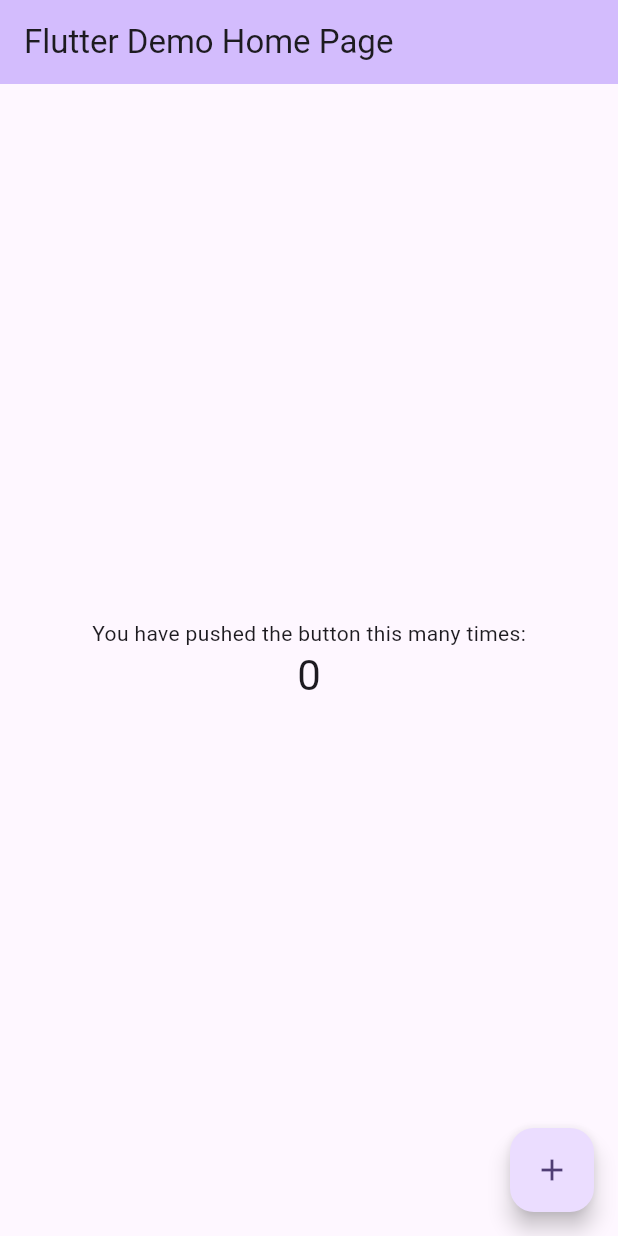
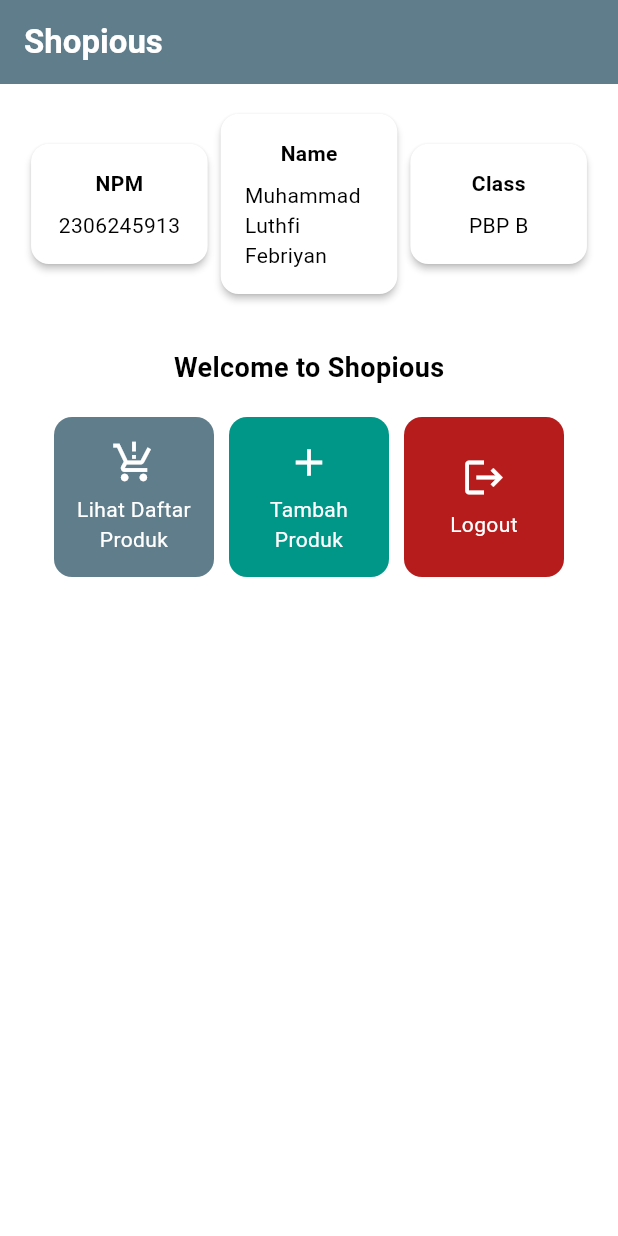
Before and after one commit to lutpiieee/shopious_mobile, a Flutter app: the screen it shows after launch, on a phone screen of 412 x 824 dp. Run offline on Flutter 3.47's test engine with Material 3 defaults, Android fonts, the light colour scheme and no system bars.

Commit message:
menyelesaikan tugas code 7

```diff
--- a/lib/main.dart
+++ b/lib/main.dart
@@ -1,4 +1,5 @@
 import 'package:flutter/material.dart';
+import 'package:shopious_mobile/menu.dart';
 
 void main() {
   runApp(const MyApp());
@@ -28,98 +29,12 @@
         //
         // This works for code too, not just values: Most code changes can be
         // tested with just a hot reload.
-        colorScheme: ColorScheme.fromSeed(seedColor: Colors.deepPurple),
+        colorScheme: ColorScheme.fromSwatch(
+        primarySwatch: Colors.blueGrey,
+        ).copyWith(secondary: Colors.blueGrey[400]),
         useMaterial3: true,
       ),
-      home: const MyHomePage(title: 'Flutter Demo Home Page'),
+      home: MyHomePage(),
     );
   }
 }
-
-class MyHomePage extends StatefulWidget {
-  const MyHomePage({super.key, required this.title});
-
-  // This widget is the home page of your application. It is stateful, meaning
-  // that it has a State object (defined below) that contains fields that affect
-  // how it looks.
-
-  // This class is the configuration for the state. It holds the values (in this
-  // case the title) provided by the parent (in this case the App widget) and
-  // used by the build method of the State. Fields in a Widget subclass are
-  // always marked "final".
-
-  final String title;
-
-  @override
-  State<MyHomePage> createState() => _MyHomePageState();
-}
-
-class _MyHomePageState extends State<MyHomePage> {
-  int _counter = 0;
-
-  void _incrementCounter() {
-    setState(() {
-      // This call to setState tells the Flutter framework that something has
-      // changed in this State, which causes it to rerun the build method below
-      // so that the display can reflect the updated values. If we changed
-      // _counter without calling setState(), then the build method would not be
-      // called again, and so nothing would appear to happen.
-      _counter++;
-    });
-  }
-
-  @override
-  Widget build(BuildContext context) {
-    // This method is rerun every time setState is called, for instance as done
-    // by the _incrementCounter method above.
-    //
-    // The Flutter framework has been optimized to make rerunning build methods
-    // fast, so that you can just rebuild anything that needs updating rather
-    // than having to individually change instances of widgets.
-    return Scaffold(
-      appBar: AppBar(
-        // TRY THIS: Try changing the color here to a specific color (to
-        // Colors.amber, perhaps?) and trigger a hot reload to see the AppBar
-        // change color while the other colors stay the same.
-        backgroundColor: Theme.of(context).colorScheme.inversePrimary,
-        // Here we take the value from the MyHomePage object that was created by
-        // the App.build method, and use it to set our appbar title.
-        title: Text(widget.title),
-      ),
-      body: Center(
-        // Center is a layout widget. It takes a single child and positions it
-        // in the middle of the parent.
-        child: Column(
-          // Column is also a layout widget. It takes a list of children and
-          // arranges them vertically. By default, it sizes itself to fit its
-          // children horizontally, and tries to be as tall as its parent.
-          //
-          // Column has various properties to control how it sizes itself and
-          // how it positions its children. Here we use mainAxisAlignment to
-          // center the children vertically; the main axis here is the vertical
-          // axis because Columns are vertical (the cross axis would be
-          // horizontal).
-          //
-          // TRY THIS: Invoke "debug painting" (choose the "Toggle Debug Paint"
-          // action in the IDE, or press "p" in the console), to see the
-          // wireframe for each widget.
-          mainAxisAlignment: MainAxisAlignment.center,
-          children: <Widget>[
-            const Text(
-              'You have pushed the button this many times:',
-            ),
-            Text(
-              '$_counter',
-              style: Theme.of(context).textTheme.headlineMedium,
-            ),
-          ],
-        ),
-      ),
-      floatingActionButton: FloatingActionButton(
-        onPressed: _incrementCounter,
-        tooltip: 'Increment',
-        child: const Icon(Icons.add),
-      ), // This trailing comma makes auto-formatting nicer for build methods.
-    );
-  }
-}
--- /dev/null
+++ b/lib/menu.dart
@@ -0,0 +1,201 @@
+import 'package:flutter/material.dart';
+
+class MyHomePage extends StatelessWidget {
+  final String npm = '2306245913'; // NPM
+  final String name = 'Muhammad Luthfi Febriyan'; // Nama
+  final String className = 'PBP B'; // Kelas
+
+  final List<ItemHomepage> items = [
+    ItemHomepage("Lihat Daftar Produk", Icons.production_quantity_limits_sharp),
+    ItemHomepage("Tambah Produk", Icons.add),
+    ItemHomepage("Logout", Icons.logout),
+  ];
+
+  MyHomePage({super.key});
+  @override
+  Widget build(BuildContext context) {
+    // Scaffold menyediakan struktur dasar halaman dengan AppBar dan body.
+    return Scaffold(
+      // AppBar adalah bagian atas halaman yang menampilkan judul.
+      appBar: AppBar(
+        // Judul aplikasi "Shopious" dengan teks putih dan tebal.
+        title: const Text(
+          'Shopious',
+          style: TextStyle(
+            color: Colors.white,
+            fontWeight: FontWeight.bold,
+          ),
+        ),
+        // Warna latar belakang AppBar diambil dari skema warna tema aplikasi.
+        backgroundColor: Theme.of(context).colorScheme.primary,
+      ),
+      // Body halaman dengan padding di sekelilingnya.
+      body: Padding(
+        padding: const EdgeInsets.all(16.0),
+        // Menyusun widget secara vertikal dalam sebuah kolom.
+        child: Column(
+          crossAxisAlignment: CrossAxisAlignment.center,
+          children: [
+            // Row untuk menampilkan 3 InfoCard secara horizontal.
+            Row(
+              mainAxisAlignment: MainAxisAlignment.spaceEvenly,
+              children: [
+                InfoCard(title: 'NPM', content: npm),
+                InfoCard(title: 'Name', content: name),
+                InfoCard(title: 'Class', content: className),
+              ],
+            ),
+
+            // Memberikan jarak vertikal 16 unit.
+            const SizedBox(height: 16.0),
+
+            // Menempatkan widget berikutnya di tengah halaman.
+            Center(
+              child: Column(
+                // Menyusun teks dan grid item secara vertikal.
+
+                children: [
+                  // Menampilkan teks sambutan dengan gaya tebal dan ukuran 18.
+                  const Padding(
+                    padding: EdgeInsets.only(top: 16.0),
+                    child: Text(
+                      'Welcome to Shopious',
+                      style: TextStyle(
+                        fontWeight: FontWeight.bold,
+                        fontSize: 18.0,
+                      ),
+                    ),
+                  ),
+
+                  // Grid untuk menampilkan ItemCard dalam bentuk grid 3 kolom.
+                  GridView.count(
+                    primary: true,
+                    padding: const EdgeInsets.all(20),
+                    crossAxisSpacing: 10,
+                    mainAxisSpacing: 10,
+                    crossAxisCount: 3,
+                    // Agar grid menyesuaikan tinggi kontennya.
+                    shrinkWrap: true,
+
+                    // Menampilkan ItemCard untuk setiap item dalam list items.
+                    children: items.map((ItemHomepage item) {
+                      return ItemCard(item);
+                    }).toList(),
+                  ),
+                ],
+              ),
+            ),
+          ],
+        ),
+      ),
+    );
+  }
+}
+
+class ItemHomepage {
+  final String name;
+  final IconData icon;
+
+  ItemHomepage(this.name, this.icon);
+}
+
+class InfoCard extends StatelessWidget {
+  // Kartu informasi yang menampilkan title dan content.
+
+  final String title;  // Judul kartu.
+  final String content;  // Isi kartu.
+
+  const InfoCard({super.key, required this.title, required this.content});
+
+  @override
+  Widget build(BuildContext context) {
+    return Card(
+      // Membuat kotak kartu dengan bayangan dibawahnya.
+      elevation: 2.0,
+      child: Container(
+        // Mengatur ukuran dan jarak di dalam kartu.
+        width: MediaQuery.of(context).size.width / 3.5, // menyesuaikan dengan lebar device yang digunakan.
+        padding: const EdgeInsets.all(16.0),
+        // Menyusun title dan content secara vertikal.
+        child: Column(
+          children: [
+            Text(
+              title,
+              style: const TextStyle(fontWeight: FontWeight.bold),
+            ),
+            const SizedBox(height: 8.0),
+            Text(content),
+          ],
+        ),
+      ),
+    );
+  }
+}
+
+class ItemCard extends StatelessWidget {
+  // Menampilkan kartu dengan ikon dan nama.
+
+  final ItemHomepage item;
+
+  const ItemCard(this.item, {super.key});
+
+  @override
+  Widget build(BuildContext context) {
+
+    // Menentukan warna background berdasarkan nama item.
+    Color backgroundColor;
+    if (item.name == "Lihat Daftar Produk") {
+      backgroundColor = Colors.blueGrey; // Warna untuk Lihat Daftar Produk
+    } else if (item.name == "Tambah Produk") {
+      backgroundColor = Colors.teal; // Warna untuk Tambah Produk
+    } else if (item.name == "Logout") {
+      backgroundColor = Colors.red.shade900; // Warna untuk Logout
+    } else {
+      backgroundColor = Theme.of(context).colorScheme.secondary; // Warna default
+    }
+
+
+    return Material(
+      // Menentukan warna latar belakang dari tema aplikasi.
+      color: backgroundColor,
+      // Membuat sudut kartu melengkung.
+      borderRadius: BorderRadius.circular(12),
+
+      child: InkWell(
+        // Aksi ketika kartu ditekan.
+        onTap: () {
+          // Menampilkan pesan SnackBar saat kartu ditekan.
+          ScaffoldMessenger.of(context)
+            ..hideCurrentSnackBar()
+            ..showSnackBar(
+              SnackBar(content: Text("Kamu telah menekan tombol ${item.name}!"))
+            );
+        },
+        // Container untuk menyimpan Icon dan Text
+        child: Container(
+          padding: const EdgeInsets.all(8),
+          child: Center(
+            child: Column(
+              // Menyusun ikon dan teks di tengah kartu.
+              mainAxisAlignment: MainAxisAlignment.center,
+              children: [
+                Icon(
+                  item.icon,
+                  color: Colors.white,
+                  size: 30.0,
+                ),
+                const Padding(padding: EdgeInsets.all(3)),
+                Text(
+                  item.name,
+                  textAlign: TextAlign.center,
+                  style: const TextStyle(color: Colors.white),
+                ),
+              ],
+            ),
+          ),
+        ),
+      ),
+    );
+  }
+
+}
```
